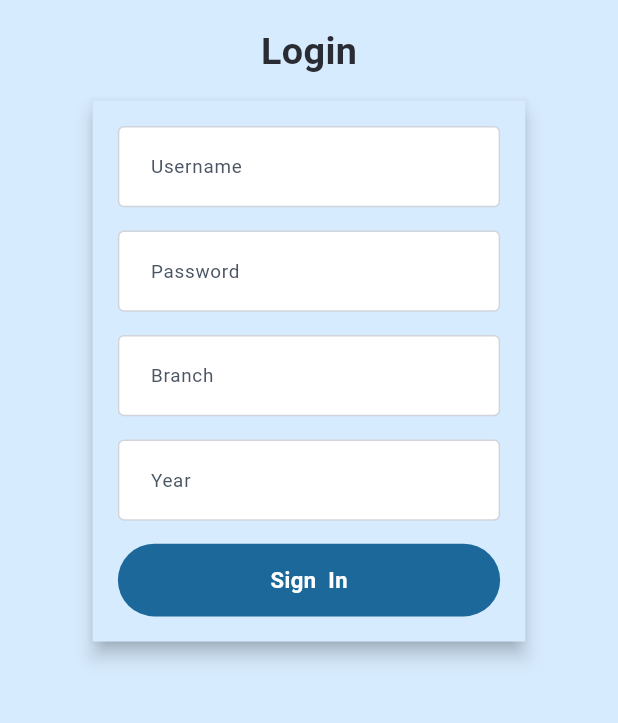
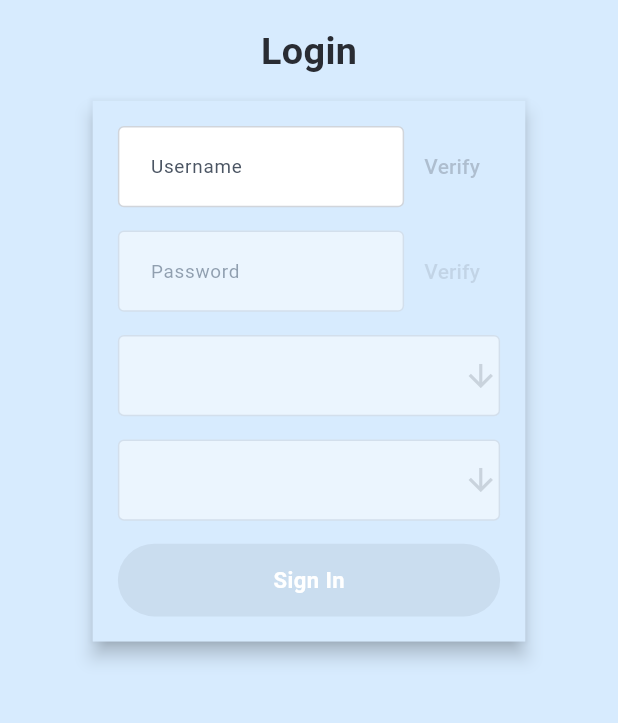
Before and after one commit to mirza-d3x/erp_flutter_st, a Flutter app: the screen it shows after launch, on a phone screen of 412 x 824 dp, the part 357-1080 px from its top. Run offline on Flutter 3.47's test engine with Material 3 defaults, Android fonts, the phone set to English and light mode, and no system bars; our stand-ins replace bloc, device_info_plus, equatable, flutter_bloc, flutter_screenutil, get_it.

Commit message:
login completed

```diff
--- a/lib/app/presentation/features/login/cubit/login_state.dart
+++ b/lib/app/presentation/features/login/cubit/login_state.dart
@@ -7,4 +7,26 @@ sealed class LoginState extends Equatable {
   List<Object> get props => [];
 }
 
-final class LoginInitial extends LoginState {}
+final class LoginTemp extends LoginState {}
+
+final class LoginInitial extends LoginState {
+  final bool isUserNameVerifyEnabled;
+  final bool isPasswordFieldEnabled;
+  final bool isPasswordVerifyEnabled;
+  final bool isPasswordVerified;
+  final List<String> branches;
+  final List<String> financialYears;
+  final String selectedBranches;
+  final String selectedFinancialYeaers;
+
+  const LoginInitial({
+    required this.isUserNameVerifyEnabled,
+    required this.branches,
+    required this.isPasswordFieldEnabled,
+    required this.isPasswordVerifyEnabled,
+    required this.selectedBranches,
+    required this.isPasswordVerified,
+    required this.financialYears,
+    required this.selectedFinancialYeaers,
+  });
+}
--- a/lib/app/presentation/features/login/ui/login_screen.dart
+++ b/lib/app/presentation/features/login/ui/login_screen.dart
@@ -1,5 +1,6 @@
 import 'package:erp_mobile/app/presentation/features/login/cubit/login_cubit.dart';
 import 'package:erp_mobile/app/widgets/custom_button.dart';
+import 'package:erp_mobile/app/widgets/custom_dropdown.dart';
 import 'package:erp_mobile/app/widgets/custom_text_field.dart';
 import 'package:erp_mobile/constants/assets/image_assets.dart';
 import 'package:erp_mobile/constants/theme/styles.dart';
@@ -14,8 +15,12 @@ class LoginScreen extends StatelessWidget {
   Widget build(BuildContext context) {
     final Size size = MediaQuery.of(context).size;
     final cubit = BlocProvider.of<LoginCubit>(context);
+
     return Scaffold(
-      body: Container(
+      body: BlocBuilder<LoginCubit, LoginState>(
+        builder: (context, state) {
+          if (state is LoginInitial) {
+            return Container(
               height: size.height,
               width: size.width,
               color: blue100,
@@ -23,11 +28,7 @@ class LoginScreen extends StatelessWidget {
               child: Column(
                 mainAxisAlignment: MainAxisAlignment.center,
                 children: [
-            Image.asset(
-              AssetImages.splashLogo,
-              // height: 250.sp,
-              // width: 250.sp,
-            ),
+                  Image.asset(AssetImages.splashLogo),
                   SizedBox(height: 16.h),
                   Text(
                     "Login",
@@ -50,36 +51,110 @@ class LoginScreen extends StatelessWidget {
                       ),
                       child: Column(
                         children: [
-                    CustomTextField(
+                          Row(
+                            children: [
+                              Expanded(
+                                child: CustomTextField(
                                   controller: cubit.userNameController,
                                   labelText: "Username",
+                                  onChanged: (value) {
+                                    cubit.onUserNameChanged(value!);
+                                    return null;
+                                  },
+                                ),
+                              ),
+                              TextButton(
+                                onPressed: state.isUserNameVerifyEnabled
+                                    ? () {
+                                        cubit.onVerifyUsername(context);
+                                      }
+                                    : null,
+                                style: TextButton.styleFrom(
+                                  foregroundColor: state.isUserNameVerifyEnabled
+                                      ? Colors.blue
+                                      : Colors.grey,
+                                ),
+                                child: Text(!state.isPasswordFieldEnabled
+                                    ? 'Verify'
+                                    : 'Verified'),
+                              ),
+                            ],
                           ),
                           SizedBox(height: 16.h),
-                    CustomTextField(
+                          AbsorbPointer(
+                            absorbing: !state.isPasswordFieldEnabled,
+                            child: Opacity(
+                              opacity: state.isPasswordFieldEnabled ? 1 : 0.5,
+                              child: Row(
+                                children: [
+                                  Expanded(
+                                    child: CustomTextField(
                                       controller: cubit.passwordController,
                                       labelText: "Password",
+                                      onChanged: (value) {
+                                        cubit.onPasswordChanged(value!);
+                                        return null;
+                                      },
                                     ),
-                    SizedBox(height: 16.h),
-                    CustomTextField(
-                      controller: cubit.branchController,
-                      labelText: "Branch",
                                   ),
-                    SizedBox(height: 16.h),
-                    CustomTextField(
-                      controller: cubit.yearController,
-                      labelText: "Year",
+                                  TextButton(
+                                    onPressed: state.isPasswordVerifyEnabled
+                                        ? () {
+                                            cubit.onVerifyPassword(context);
+                                          }
+                                        : null,
+                                    style: TextButton.styleFrom(
+                                      foregroundColor:
+                                          state.isPasswordVerifyEnabled
+                                              ? Colors.blue
+                                              : Colors.grey,
                                     ),
-                    SizedBox(height: 16.h),
-                    CustomElevatedButton(
-                      text: "Sign  In",
-                      onPressed: cubit.onSignin,
+                                    child: Text(state.isPasswordVerified
+                                        ? 'Verified'
+                                        : 'Verify'),
                                   ),
                                 ],
                               ),
                             ),
-            )
+                          ),
+                          SizedBox(height: 16.h),
+                          AbsorbPointer(
+                            absorbing: !state.isPasswordVerified,
+                            child: Opacity(
+                              opacity: state.isPasswordVerified ? 1 : 0.5,
+                              child: Column(
+                                children: [
+                                  CustomDropdownPicker(
+                                    items: state.branches,
+                                    selectedValue: state.selectedBranches,
+                                    onChanged: cubit.selectBranch,
+                                  ),
+                                  SizedBox(height: 16.h),
+                                  CustomDropdownPicker(
+                                    items: state.financialYears,
+                                    selectedValue:
+                                        state.selectedFinancialYeaers,
+                                    onChanged: cubit.selectYear,
+                                  ),
                                 ],
                               ),
+                            ),
+                          ),
+                          SizedBox(height: 16.h),
+                          CustomElevatedButton(
+                            text: "Sign In",
+                            onPressed: state.isPasswordVerified ? () {} : null,
+                          ),
+                        ],
+                      ),
+                    ),
+                  ),
+                ],
+              ),
+            );
+          }
+          return Container();
+        },
       ),
     );
   }
```
Also changed, not shown: lib/app/presentation/features/login/cubit/login_cubit.dart (+135 -2 lines), lib/app/repository/modesl/response_models/verify_user_model.dart (added, +326 -0 lines). Lines whose indentation alone changed are shown as unchanged.
